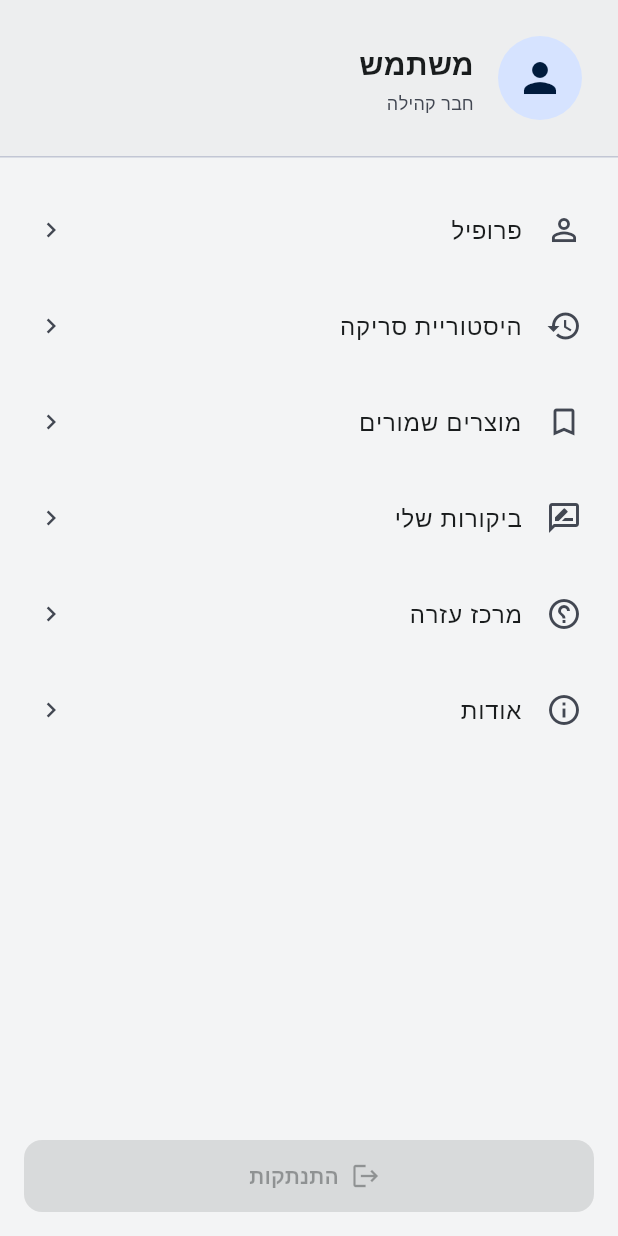
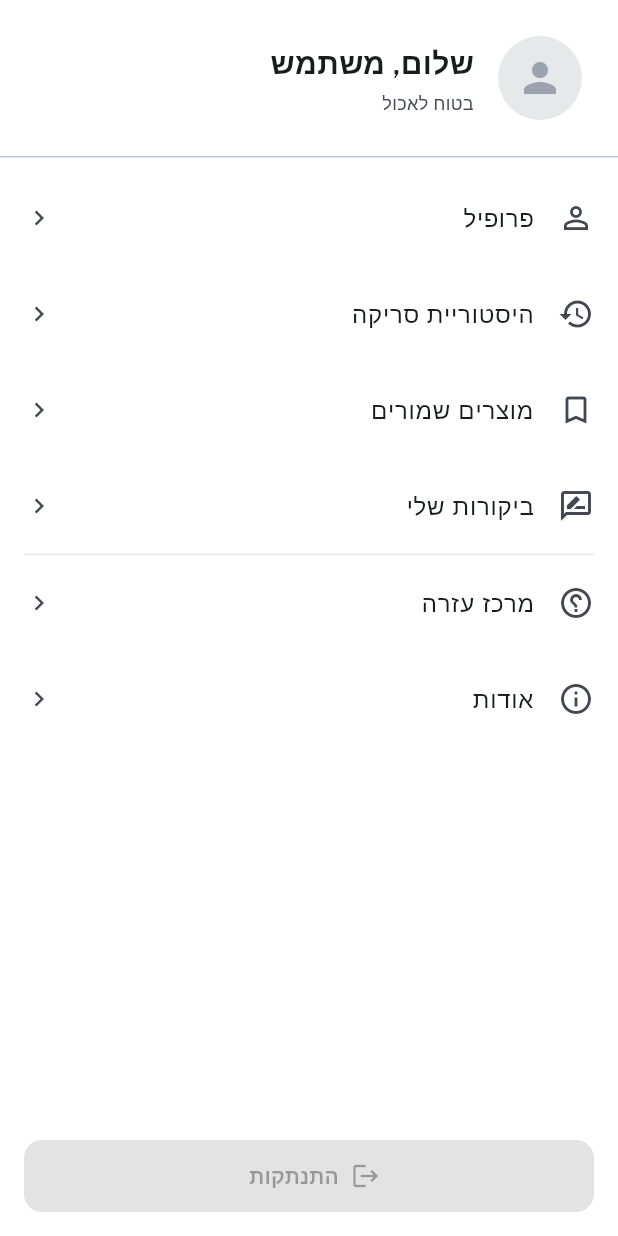
Before and after one commit to Maortz/allergy-detector, a Flutter app: the DrawerUserScreen screen opened directly, on a phone screen of 412 x 824 dp. Run offline on Flutter 3.47's test engine with Material 3 defaults, Android fonts, the phone set to English and light mode, and no system bars; our stand-ins replace google_fonts, image_picker, package_info_plus, permission_handler, shared_preferences, supabase_flutter; missing offline and left inert: mobile_scanner; accounts and stored records are empty; network calls fail.

Commit message:
fix(nav-drawer-user): align drawer to Stitch art (DU3/DU4/DU6/DU7/DU8/DU10/DU11/DU12) (#244)
* fix(nav-drawer-user): align drawer_user_screen.dart to Stitch art (DU3/DU4/DU6/DU7/DU8/DU10/DU11/DU12)

Fixes all outstanding V-Art divergences for the user navigation drawer:
- DU3: header greeting now "שלום, [name]" (was name-only)
- DU4: subtitle default "בטוח לאכול" (was "חבר קהילה")
- DU8: row 4 label "ביקורות שלי" (was "ביקורת קהילה")
- DU12: row 2 label "היסטוריית סריקה" — confirmed correct, guarded by test
- DU6: active-row highlight primaryTint (#EBF4FF) + primary icon/label colour
- DU7: Divider between main rows (פרופיל–ביקורות שלי) and utility rows
- DU10: footer version row from appVersion param (main_container now loads
  version for all users, not just admin)
- DU11: background surfaceContainerLowest (white) instead of surfaceContainerLow
Widget tests extended to guard all eight divergences.
Closes #221

Co-Authored-By: Claude Sonnet 4.6 <noreply@anthropic.com>

* fix(nav-drawer-user): wire DU6 active highlight + drop hardcoded colors (#244)

Address review on #244:
- DU6 was a no-op in production (activeDestination always null). MainContainer
  now tracks _activeUserDestination, set on pushing a Tier-3 user destination
  and reset to null on pop (mirrors _activeAdminDestination), so the reopened
  drawer highlights the live destination. Guarded by a new
  main_container_active_user_destination_test.dart.
- Replaced 3 hardcoded hex colours: avatar bg + group divider Color(0xFFE5E7EB)
  -> AppColors.surfaceContainerHigh; avatar icon Color(0xFF9CA3AF) ->
  AppColors.iconMuted.
- Replaced SizedBox(height: 4) with AppSpacing.unit.

Co-Authored-By: Claude Opus 4.8 <noreply@anthropic.com>

---------

Co-authored-by: Claude Sonnet 4.6 <noreply@anthropic.com>

```diff
--- a/app/lib/screens/drawer_user_screen.dart
+++ b/app/lib/screens/drawer_user_screen.dart
@@ -26,19 +26,28 @@ class _DrawerRow {
 
 class DrawerUserScreen extends StatelessWidget {
   final String? userName;
-  final String? userSubtitle;
+  /// Subtitle shown under the greeting. Defaults to "בטוח לאכול" per spec §4.1 / DU4.
+  final String? subtitle;
   final VoidCallback? onLogout;
   final ValueChanged<DrawerDestination>? onDestinationSelected;
+  /// The currently active destination — drives the row highlight (DU6).
+  final DrawerDestination? activeDestination;
+  /// App version string (e.g. "v1.0.0") from PackageInfo, shown in the
+  /// footer (DU10 / DD-14). Null → footer version row omitted.
+  final String? appVersion;
 
   const DrawerUserScreen({
     super.key,
     this.userName,
-    this.userSubtitle,
+    this.subtitle,
     this.onLogout,
     this.onDestinationSelected,
+    this.activeDestination,
+    this.appVersion,
   });
 
-  static const List<_DrawerRow> _rows = [
+  // Group 1: main navigation rows (פרופיל → ביקורות שלי)
+  static const List<_DrawerRow> _mainRows = [
     _DrawerRow(
       destination: DrawerDestination.profile,
       icon: Icons.person_outline,
@@ -47,7 +56,7 @@ class DrawerUserScreen extends StatelessWidget {
     _DrawerRow(
       destination: DrawerDestination.scanHistory,
       icon: Icons.history,
-      label: 'היסטוריית סריקה',
+      label: 'היסטוריית סריקה',       // DU12
     ),
     _DrawerRow(
       destination: DrawerDestination.savedProducts,
@@ -57,8 +66,12 @@ class DrawerUserScreen extends StatelessWidget {
     _DrawerRow(
       destination: DrawerDestination.myReviews,
       icon: Icons.rate_review_outlined,
-      label: 'ביקורות שלי',
+      label: 'ביקורות שלי',            // DU8
     ),
+  ];
+
+  // Group 2: utility rows (מרכז עזרה, אודות) — separated by a Divider (DU7)
+  static const List<_DrawerRow> _utilityRows = [
     _DrawerRow(
       destination: DrawerDestination.helpCenter,
       icon: Icons.help_outline,
@@ -73,36 +86,55 @@ class DrawerUserScreen extends StatelessWidget {
 
   @override
   Widget build(BuildContext context) {
-    return Scaffold(
-      backgroundColor: AppColors.surfaceContainerLow,
-      body: Column(
+    return Directionality(
+      textDirection: TextDirection.rtl,
+      child: Scaffold(
+        backgroundColor: AppColors.surfaceContainerLowest, // DU11 — white
+        body: SafeArea(
+          child: Column(
             children: [
               _buildHeader(),
               const Divider(height: 1),
-          _buildNavItems(),
-          const Spacer(),
+              Expanded(
+                child: ListView(
+                  padding: const EdgeInsets.symmetric(vertical: AppSpacing.sm),
+                  children: [
+                    ..._mainRows.map(_buildRow),
+                    // DU7 — divider between the two row groups
+                    const Divider(
+                      height: 1,
+                      thickness: 1,
+                      color: AppColors.surfaceContainerHigh,
+                      indent: AppSpacing.md,
+                      endIndent: AppSpacing.md,
+                    ),
+                    ..._utilityRows.map(_buildRow),
+                  ],
+                ),
+              ),
               _buildLogout(),
+              if (appVersion != null) _buildVersion(appVersion!), // DU10
             ],
+          ),
+        ),
       ),
     );
   }
 
   Widget _buildHeader() {
     return Container(
+      width: double.infinity,
       padding: const EdgeInsets.all(AppSpacing.lg),
-      decoration: const BoxDecoration(color: AppColors.surfaceContainer),
+      color: AppColors.surfaceContainerLowest,
       child: Row(
         children: [
-          Container(
-            width: 56,
-            height: 56,
-            decoration: const BoxDecoration(
-              color: AppColors.primaryFixed,
-              shape: BoxShape.circle,
-            ),
-            child: const Icon(
+          // Avatar: fallback to person silhouette on a muted surface per §4.1 / DU5
+          const CircleAvatar(
+            radius: 28,
+            backgroundColor: AppColors.surfaceContainerHigh,
+            child: Icon(
               Icons.person,
-              color: AppColors.onPrimaryFixed,
+              color: AppColors.iconMuted,
               size: 32,
             ),
           ),
@@ -111,13 +143,15 @@ class DrawerUserScreen extends StatelessWidget {
             child: Column(
               crossAxisAlignment: CrossAxisAlignment.start,
               children: [
+                // DU3 — "שלום, [name]" with fixed greeting prefix
                 Text(
-                  userName ?? 'משתמש',
+                  'שלום, ${userName ?? 'משתמש'}',
                   style: AppTypography.h3.copyWith(color: AppColors.onSurface),
                 ),
-                const SizedBox(height: 4),
+                const SizedBox(height: AppSpacing.unit),
+                // DU4 — default subtitle is "בטוח לאכול" per spec §4.1
                 Text(
-                  userSubtitle ?? 'חבר קהילה',
+                  subtitle ?? 'בטוח לאכול',
                   style: AppTypography.labelSm.copyWith(
                     color: AppColors.onSurfaceVariant,
                   ),
@@ -130,25 +164,26 @@ class DrawerUserScreen extends StatelessWidget {
     );
   }
 
-  Widget _buildNavItems() {
-    return Padding(
-      padding: const EdgeInsets.symmetric(
-        vertical: AppSpacing.md,
-        horizontal: AppSpacing.sm,
+  Widget _buildRow(_DrawerRow row) {
+    final isActive = row.destination == activeDestination; // DU6
+    return ListTile(
+      leading: Icon(
+        row.icon,
+        color: isActive ? AppColors.primary : AppColors.onSurfaceVariant,
       ),
-      child: Column(
-        children: _rows.map((row) {
-          return ListTile(
-            leading: Icon(row.icon, color: AppColors.onSurfaceVariant),
       title: Text(
         row.label,
-              style: AppTypography.bodyMd.copyWith(color: AppColors.onSurface),
+        style: AppTypography.bodyMd.copyWith(
+          color: isActive ? AppColors.primary : AppColors.onSurface,
+        ),
       ),
       trailing: const Icon(
         Icons.chevron_left,
         color: AppColors.onSurfaceVariant,
         size: 20,
       ),
+      selected: isActive,
+      selectedTileColor: AppColors.primaryTint, // DU6 — #EBF4FF
       shape: RoundedRectangleBorder(
         borderRadius: BorderRadius.circular(12),
       ),
@@ -157,9 +192,6 @@ class DrawerUserScreen extends StatelessWidget {
         vertical: AppSpacing.xs,
       ),
       onTap: () => onDestinationSelected?.call(row.destination),
-          );
-        }).toList(),
-      ),
     );
   }
 
@@ -187,4 +219,16 @@ class DrawerUserScreen extends StatelessWidget {
       ),
     );
   }
+
+  // DU10 — footer version row (DD-14: centred version string)
+  Widget _buildVersion(String version) {
+    return Padding(
+      padding: const EdgeInsets.only(bottom: AppSpacing.md),
+      child: Text(
+        version,
+        textAlign: TextAlign.center,
+        style: AppTypography.labelSm.copyWith(color: AppColors.iconMuted),
+      ),
+    );
   }
+}
```
Also changed, not shown: app/lib/screens/main_container.dart (+42 -37 lines), 3 other files. Lines whose indentation alone changed are shown as unchanged.
